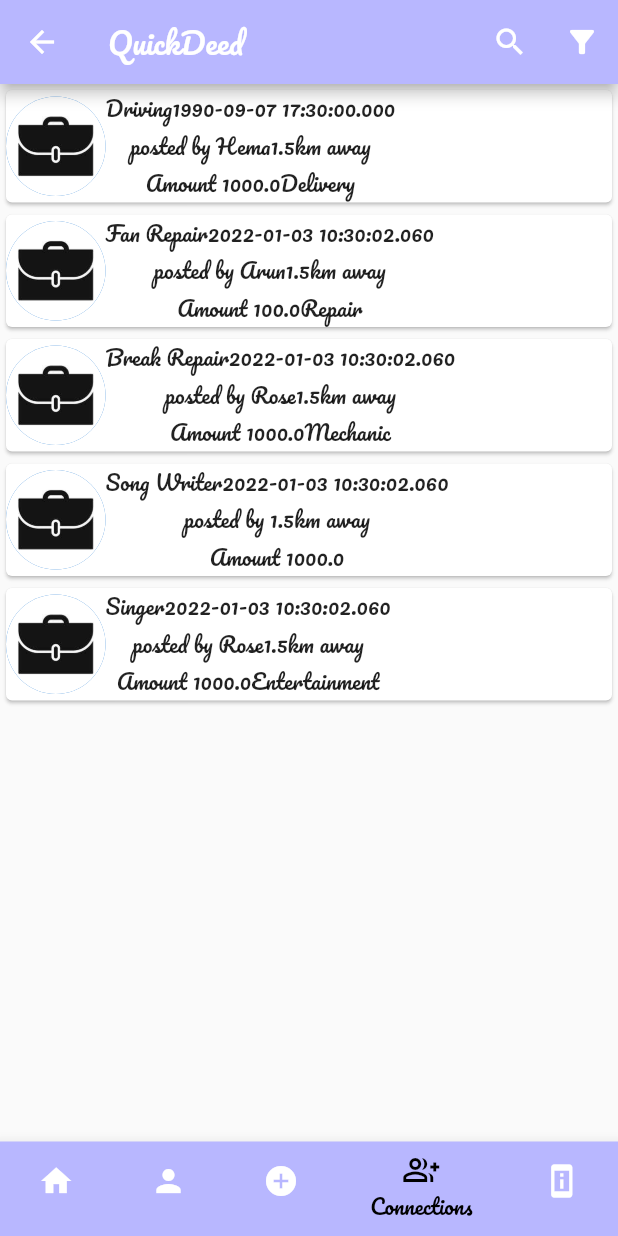
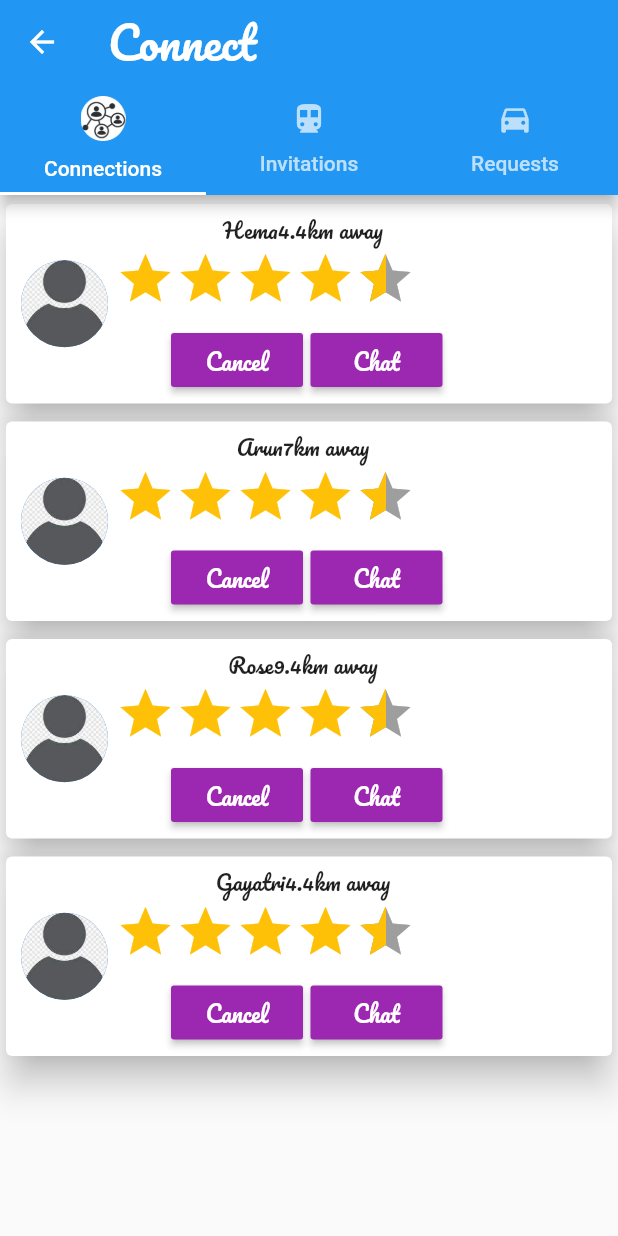
Before and after one commit to ak-1420/quickdeed_mobile, a Flutter app: the HomeScreen screen opened by its route, item 4 of the bottom bar chosen, on a phone screen of 412 x 824 dp. Run offline on Flutter 3.47's test engine with Material 2 defaults, Android fonts, the phone set to English and light mode, and no system bars; drawn by our look-alikes of flutter_rating_bar; our stand-ins replace flutter_screenutil, google_fonts, image_picker, material_design_icons_flutter; missing offline and left inert: sticky_footer_scrollview.

Commit message:
Connections screen added

```diff
--- a/quickdeed/lib/Models/users_model.dart
+++ b/quickdeed/lib/Models/users_model.dart
@@ -7,7 +7,7 @@ class Users {
   int mobile = 1;
   double rating = 0.0;
   String location = "";
-
+  List<String> Connections= ["a","a"];
 
   Users(
       {this.userId = "",
@@ -15,6 +15,7 @@ class Users {
       this.email = "",
       this.rating = 0.0,
       this.location = "",
-      this.mobile = 969}
+      this.mobile = 969
+      }
     );
 }
--- a/quickdeed/lib/main.dart
+++ b/quickdeed/lib/main.dart
@@ -2,6 +2,7 @@ import 'package:flutter/material.dart';
 import 'package:flutter/services.dart';
 import 'package:flutter_screenutil/flutter_screenutil.dart';
 import 'package:google_fonts/google_fonts.dart';
+import 'package:quickdeed/screeens/profile_screen.dart';
 import 'package:quickdeed/screeens/send_otp_screen.dart';
 import 'package:quickdeed/screeens/sign_up_screen_one.dart';
 import 'package:quickdeed/screeens/splash_screen.dart';
@@ -11,6 +12,7 @@ import 'package:quickdeed/screeens/post_Work.dart';
 import 'package:quickdeed/screeens/home_screem.dart';
 import 'package:quickdeed/screeens/user_Details_screen.dart';
 import 'package:quickdeed/screeens/work_details_screen.dart';
+import 'package:quickdeed/screeens/connections_screen.dart';
 
 void main() {
   runApp(const MyApp());
@@ -46,6 +48,8 @@ class MyApp extends StatelessWidget {
           '/home': (context) => HomeScreen(),
           '/viewUser':(context) => User_Details_Screen(),
           '/viewWork':(context) => Work_Details_Screen(),
+          '/connections':(context) => Connections_Screen(),
+          '/myProfile': (context)=> MyProfile_Screen(),
         },
       ),
     );
--- /dev/null
+++ b/quickdeed/lib/screeens/connections_screen.dart
@@ -0,0 +1,180 @@
+// import 'dart:html';
+import 'package:flutter/material.dart';
+import 'package:quickdeed/Models/users_model.dart';
+import 'package:flutter_rating_bar/flutter_rating_bar.dart';
+
+class Connections_Screen extends StatefulWidget {
+  const Connections_Screen({Key? key}) : super(key: key);
+
+  @override
+  _Connections_ScreenState createState() => _Connections_ScreenState();
+}
+
+class _Connections_ScreenState extends State<Connections_Screen> {
+  final List<Users> users = [
+    Users(userId: "1", userName: "Hema", rating: 4.4, location: "4.4km away"),
+    Users(userId: "1", userName: "Arun", rating: 4.4, location: "7km away"),
+    Users(userId: "1", userName: "Rose", rating: 4.4, location: "9.4km away"),
+    Users(
+        userId: "1", userName: "Gayatri", rating: 4.4, location: "4.4km away"),
+  ];
+  int tabNumber = 0;
+  bool isVisible = false;
+
+  void _setTabNumber(int index) {
+    setState(() {
+      tabNumber = index;
+    });
+    if (tabNumber == 2) isVisible = true;
+  }
+
+  Widget getTabBarView(
+      {required List<Users> users,
+      String buttonText = "Chat",
+      int tabNumber = 0}) {
+    return Container(
+      width: double.infinity,
+      child: Column(
+        children: users.map((users) {
+          return InkWell(
+            onTap: () {
+              Navigator.pushNamed(context, '/viewUser');
+            },
+            child: Container(
+              margin: EdgeInsets.symmetric(vertical: 2.0),
+              child: Card(
+                elevation: 10,
+                child: Padding(
+                  padding: const EdgeInsets.all(5.0),
+                  child: Row(
+                    children: [
+                      Container(
+                        margin: EdgeInsets.symmetric(horizontal: 5.0),
+                        child: CircleAvatar(
+                          backgroundImage:
+                              ExactAssetImage('images/user.jpeg', scale: 1.0),
+
+                          radius: 29,
+                        ),
+                      ),
+                      Column(
+                        children: [
+                          Row(
+                            mainAxisAlignment: MainAxisAlignment.spaceEvenly,
+                            children: [
+                              Text(users.userName),
+                              Text(users.location),
+                            ],
+                          ),
+                          Row(
+                            mainAxisAlignment: MainAxisAlignment.end,
+                            children: [
+                              Container(
+
+                                width: 250,
+                                height: 50,
+                                child: RatingBar.builder(
+                                  initialRating: users.rating,
+                                  minRating: 1,
+                                  direction: Axis.horizontal,
+                                  allowHalfRating: true,
+                                  itemCount: 5,
+                                  updateOnDrag: false,
+                                  tapOnlyMode: true,
+                                  // itemPadding: EdgeInsets.symmetric(horizontal: 1.0),
+                                  itemBuilder: (context, _) => Icon(
+                                    Icons.star,
+                                    color: Colors.amber,
+                                    // size: 0.2,
+                                  ),
+                                  onRatingUpdate: (rating) {
+
+                                  },
+                                ),
+                              ),
+                            ],
+                          ),
+                          Row(
+                            children: [
+                              Container(
+                                margin: EdgeInsets.symmetric(horizontal: 5.0),
+                                child: RaisedButton(
+                                  child: Text(
+                                    "Cancel",
+                                    style: TextStyle(fontSize: 15),
+                                  ),
+                                  onPressed: () {
+                                    //navigate to chat screen
+                                  },
+                                  color: Colors.purple,
+                                  textColor: Colors.white,
+                                  padding: EdgeInsets.all(5.0),
+                                  splashColor: Colors.grey,
+                                ),
+                              ),
+                              RaisedButton(
+                                child: Text(
+                                  buttonText,
+                                  style: TextStyle(fontSize: 15),
+                                ),
+                                onPressed: () {
+                                  //navigate to chat screen
+                                },
+                                color: Colors.purple,
+                                textColor: Colors.white,
+                                padding: EdgeInsets.all(5.0),
+                                splashColor: Colors.grey,
+                              ),
+                            ],
+                          )
+                        ],
+                      ),
+                    ],
+                  ),
+                ),
+              ),
+            ),
+          );
+        }).toList(),
+      ),
+    );
+  }
+
+  @override
+  Widget build(BuildContext context) {
+    return DefaultTabController(
+      length: 3,
+      child: Scaffold(
+        appBar: AppBar(
+          bottom: TabBar(
+            // to be handled for visiblity of second button on every card
+            // onTap: () {_setTabNumber(1)},
+            tabs: [
+              Tab(
+                  text: "Connections",
+                  icon: Image.asset(
+                    "images/con.jpg",
+                    height: 30.0,
+                  )),
+              Tab(text: "Invitations", icon: Icon(Icons.directions_transit)),
+              Tab(text: "Requests", icon: Icon(Icons.directions_car)),
+            ],
+          ),
+          title: Text(
+            'Connect',
+            style: TextStyle(fontSize: 30),
+          ),
+        ),
+        body: TabBarView(
+          children: [
+            getTabBarView(users: users, buttonText: "Chat"),
+            getTabBarView(users: users, buttonText: "Cancel"),
+            getTabBarView(users: users, buttonText: "Accept"),
+            // Icon(Icons.directions_transit, size: 350),
+            // Icon(Icons.directions_car, size: 350),
+          ],
+        ),
+      ),
+    );
+  }
+}
--- a/quickdeed/lib/screeens/home_screem.dart
+++ b/quickdeed/lib/screeens/home_screem.dart
@@ -27,7 +27,7 @@ class _HomeScreenState extends State<HomeScreen> {
   Widget build(BuildContext context) {
     final width = MediaQuery.of(context).size.width;
     final height = MediaQuery.of(context).size.height;
-    bool viewUsers = false;
+    bool viewUsers = true;
     final List<Users> users = [
       Users(userId: "1", userName: "Hema", rating: 4.4, location: "4.4km away"),
       Users(userId: "1", userName: "Arun", rating: 4.4, location: "4.4km away"),
@@ -83,6 +83,24 @@ class _HomeScreenState extends State<HomeScreen> {
       setState(() {
         _selectedIndex = index;
       });
+
+      switch (_selectedIndex) {
+        case 0:
+          Navigator.pushNamed(context, '/home');
+          break;
+        case 1:
+          Navigator.pushNamed(context, '/myProfile');
+          break;
+        case 2:
+          Navigator.pushNamed(context, '/home');
+          break;
+        case 3:
+          Navigator.pushNamed(context, '/connections');
+          break;
+        case 4:
+          Navigator.pushNamed(context, '/home');
+          break;
+      }
     }
 
     return Scaffold(
--- a/quickdeed/lib/screeens/profile_screen.dart
+++ b/quickdeed/lib/screeens/profile_screen.dart
@@ -0,0 +1,17 @@
+import 'package:flutter/material.dart';
+
+class MyProfile_Screen extends StatefulWidget {
+  const MyProfile_Screen({ Key? key }) : super(key: key);
+
+  @override
+  _MyProfile_ScreenState createState() => _MyProfile_ScreenState();
+}
+
+class _MyProfile_ScreenState extends State<MyProfile_Screen> {
+  @override
+  Widget build(BuildContext context) {
+    return Container(
+
+    );
+  }
+}
```
Also changed, not shown: quickdeed/images/con.jpg (added), quickdeed/images/connec.jpg (added), 1 other file.
